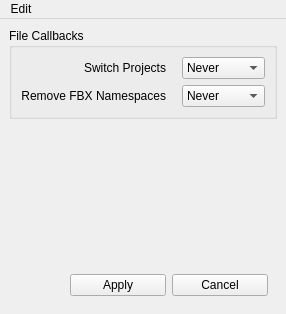
The window that src/cg3dmaya/preferences/preferences.ui (Nathanieljla/cg3d-maya) describes before a commit, drawn with Qt 5.
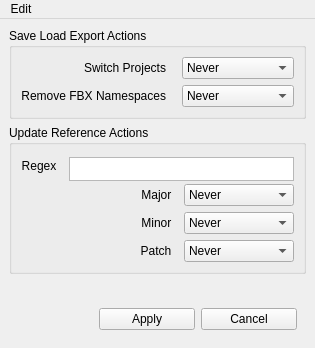
The same window after the commit.

Commit message: Auto-updating file references on load is now possible.  Needs more testing.

```diff
--- a/src/cg3dmaya/preferences/preferences.ui
+++ b/src/cg3dmaya/preferences/preferences.ui
@@ -6,8 +6,8 @@
    <rect>
     <x>0</x>
     <y>0</y>
-    <width>286</width>
-    <height>314</height>
+    <width>315</width>
+    <height>348</height>
    </rect>
   </property>
   <property name="windowTitle">
@@ -18,7 +18,7 @@
     <item>
      <widget class="QGroupBox" name="groupBox">
       <property name="title">
-       <string>File Callbacks</string>
+       <string>Save Load Export Actions</string>
       </property>
       <layout class="QGridLayout" name="gridLayout">
        <item row="0" column="0">
@@ -82,6 +82,140 @@
       </layout>
      </widget>
     </item>
+    <item>
+     <widget class="QGroupBox" name="groupBox_2">
+      <property name="title">
+       <string>Update Reference Actions</string>
+      </property>
+      <layout class="QGridLayout" name="gridLayout_2">
+       <item row="0" column="0">
+        <widget class="QLabel" name="regex_label">
+         <property name="text">
+          <string>Regex  </string>
+         </property>
+         <property name="alignment">
+          <set>Qt::AlignRight|Qt::AlignTrailing|Qt::AlignVCenter</set>
+         </property>
+        </widget>
+       </item>
+       <item row="1" column="1">
+        <widget class="QLabel" name="ref_major_update">
+         <property name="text">
+          <string>Major  </string>
+         </property>
+         <property name="alignment">
+          <set>Qt::AlignRight|Qt::AlignTrailing|Qt::AlignVCenter</set>
+         </property>
+        </widget>
+       </item>
+       <item row="1" column="2">
+        <widget class="QComboBox" name="ref_update_major">
+         <item>
+          <property name="text">
+           <string>Never</string>
+          </property>
+         </item>
+         <item>
+          <property name="text">
+           <string>Always</string>
+          </property>
+         </item>
+         <item>
+          <property name="text">
+           <string>Ask</string>
+          </property>
+         </item>
+        </widget>
+       </item>
+       <item row="2" column="1">
+        <widget class="QLabel" name="ref_minor_update">
+         <property name="text">
+          <string>Minor  </string>
+         </property>
+         <property name="alignment">
+          <set>Qt::AlignRight|Qt::AlignTrailing|Qt::AlignVCenter</set>
+         </property>
+        </widget>
+       </item>
+       <item row="2" column="2">
+        <widget class="QComboBox" name="ref_update_minor">
+         <item>
+          <property name="text">
+           <string>Never</string>
+          </property>
+         </item>
+         <item>
+          <property name="text">
+           <string>Always</string>
+          </property>
+         </item>
+         <item>
+          <property name="text">
+           <string>Ask</string>
+          </property>
+         </item>
+        </widget>
+       </item>
+       <item row="3" column="1">
+        <widget class="QLabel" name="ref_patch_update">
+         <property name="text">
+          <string>Patch  </string>
+         </property>
+         <property name="alignment">
+          <set>Qt::AlignRight|Qt::AlignTrailing|Qt::AlignVCenter</set>
+         </property>
+        </widget>
+       </item>
+       <item row="3" column="2">
+        <widget class="QComboBox" name="ref_update_patch">
+         <item>
+          <property name="text">
+           <string>Never</string>
+          </property>
+         </item>
+         <item>
+          <property name="text">
+           <string>Always</string>
+          </property>
+         </item>
+         <item>
+          <property name="text">
+           <string>Ask</string>
+          </property>
+         </item>
+        </widget>
+       </item>
+       <item row="0" column="1" colspan="2">
+        <widget class="QTextEdit" name="reference_regex">
+         <property name="sizePolicy">
+          <sizepolicy hsizetype="Expanding" vsizetype="Expanding">
+           <horstretch>0</horstretch>
+           <verstretch>0</verstretch>
+          </sizepolicy>
+         </property>
+         <property name="minimumSize">
+          <size>
+           <width>0</width>
+           <height>24</height>
+          </size>
+         </property>
+         <property name="maximumSize">
+          <size>
+           <width>16777215</width>
+           <height>18</height>
+          </size>
+         </property>
+         <property name="inputMethodHints">
+          <set>Qt::ImhNone</set>
+         </property>
+         <property name="verticalScrollBarPolicy">
+          <enum>Qt::ScrollBarAlwaysOff</enum>
+         </property>
+        </widget>
+       </item>
+      </layout>
+     </widget>
+    </item>
     <item>
      <spacer name="verticalSpacer">
       <property name="orientation">
@@ -159,8 +293,8 @@
     <rect>
      <x>0</x>
      <y>0</y>
-     <width>286</width>
-     <height>18</height>
+     <width>315</width>
+     <height>22</height>
     </rect>
    </property>
    <widget class="QMenu" name="menuEdit">
```
The commit also changes 6 other files.
